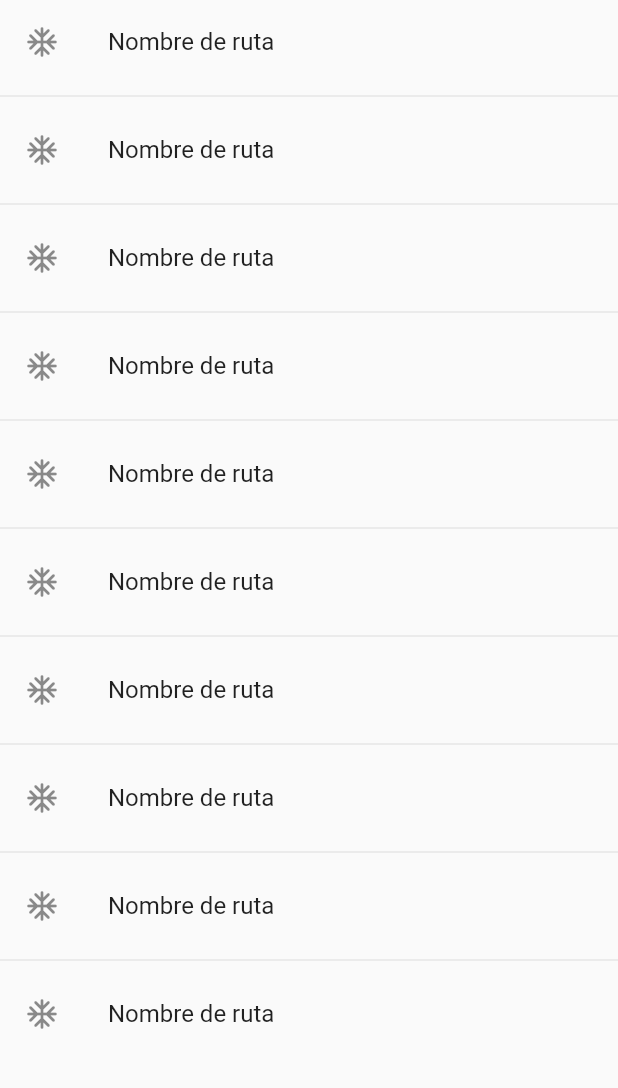
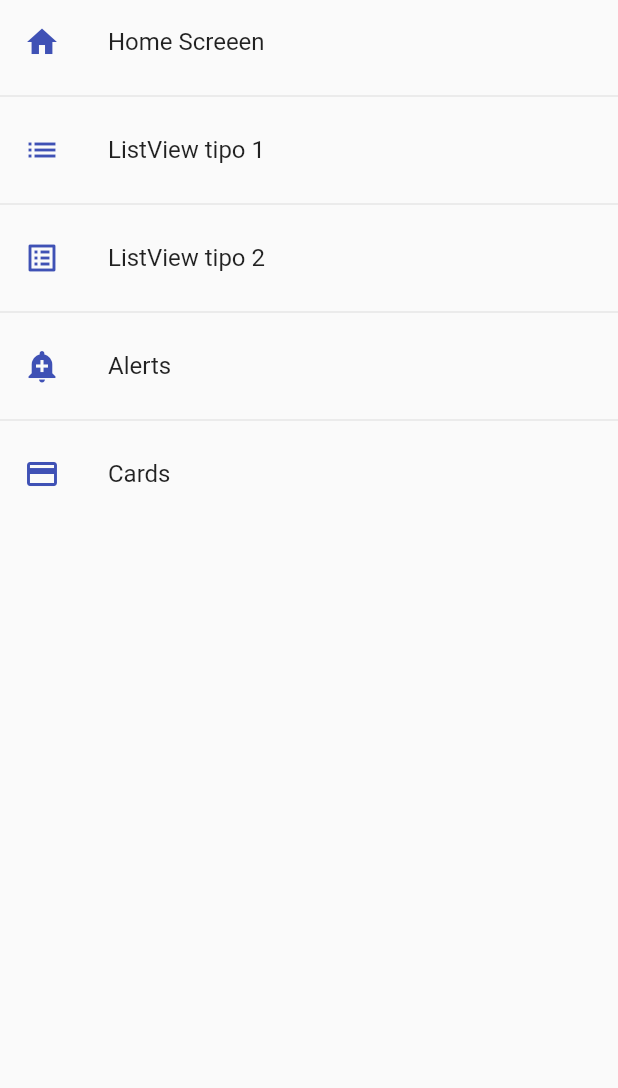
Before and after one commit to Keickd/Componentes-de-flutter, a Flutter app: the screen it shows after launch, on a phone screen of 412 x 824 dp, the part 84-1172 px from its top. Run offline on Flutter 3.47's test engine with Material 2 defaults, Android fonts, the phone set to English and light mode, and no system bars.

Commit message:
establecimiento mas organizado de rutas

```diff
--- a/lib/main.dart
+++ b/lib/main.dart
@@ -1,4 +1,4 @@
-import 'package:fl_components/screens/screens.dart';
+import 'package:fl_components/router/app_routes.dart';
 import 'package:flutter/material.dart';
 
 void main() => runApp(const MyApp());
@@ -9,17 +9,11 @@ class MyApp extends StatelessWidget {
   @override
   Widget build(BuildContext context) {
     return MaterialApp(
-      debugShowCheckedModeBanner: false,
-      title: 'Material App',
-      //home: const CardScreen(),
-      initialRoute: 'home',
-      routes: {
-        'home': (BuildContext context) => const HomeScreen(),
-        'listview1': (BuildContext context) => const ListView1Screen(),
-        'listview2': (BuildContext context) => const ListView2Screen(),
-        'alert': (BuildContext context) => const AlertScreen(),
-        'card': (BuildContext context) => const CardScreen()
-      },
-    );
+        debugShowCheckedModeBanner: false,
+        title: 'Material App',
+        //home: const CardScreen(),
+        initialRoute: AppRoutes.initialRoute,
+        routes: AppRoutes.getAppRoutes(),
+        onGenerateRoute: AppRoutes.onGenerateRoute);
   }
 }
--- /dev/null
+++ b/lib/models/menu_option.dart
@@ -0,0 +1,14 @@
+import 'package:flutter/material.dart' show IconData, Widget;
+
+class MenuOption {
+  final String route;
+  final IconData icon;
+  final String name;
+  final Widget screen;
+
+  MenuOption(
+      {required this.route,
+      required this.icon,
+      required this.name,
+      required this.screen});
+}
--- /dev/null
+++ b/lib/models/models.dart
@@ -0,0 +1,3 @@
+export 'package:fl_components/models/menu_option.dart';
+
+//MenuOption
--- /dev/null
+++ b/lib/router/app_routes.dart
@@ -0,0 +1,58 @@
+import 'package:fl_components/models/menu_option.dart';
+import 'package:fl_components/screens/screens.dart';
+import 'package:flutter/material.dart';
+
+class AppRoutes {
+  static const initialRoute = 'home';
+
+  static final menuOptions = <MenuOption>[
+    //TODO BORRAR HOME
+    MenuOption(
+        route: 'home',
+        name: 'Home Screeen',
+        screen: const HomeScreen(),
+        icon: Icons.home),
+    MenuOption(
+        route: 'listview1',
+        name: 'ListView tipo 1',
+        screen: const ListView1Screen(),
+        icon: Icons.list),
+    MenuOption(
+        route: 'listview2',
+        name: 'ListView tipo 2',
+        screen: const ListView2Screen(),
+        icon: Icons.list_alt),
+    MenuOption(
+        route: 'alert',
+        name: 'Alerts',
+        screen: const AlertScreen(),
+        icon: Icons.add_alert),
+    MenuOption(
+        route: 'card',
+        name: 'Cards',
+        screen: const CardScreen(),
+        icon: Icons.credit_card)
+  ];
+
+  static Map<String, Widget Function(BuildContext)> getAppRoutes() {
+    Map<String, Widget Function(BuildContext)> appRoutes = {};
+
+    for (final option in menuOptions) {
+      appRoutes.addAll({option.route: (BuildContext context) => option.screen});
+    }
+
+    return appRoutes;
+  }
+
+  // static Map<String, Widget Function(BuildContext)> routes = {
+  //   'home': (BuildContext context) => const HomeScreen(),
+  //   'listview1': (BuildContext context) => const ListView1Screen(),
+  //   'listview2': (BuildContext context) => const ListView2Screen(),
+  //   'alert': (BuildContext context) => const AlertScreen(),
+  //   'card': (BuildContext context) => const CardScreen()
+  // };
+
+  static Route<dynamic> onGenerateRoute(RouteSettings settings) {
+    return MaterialPageRoute(builder: (context) => const AlertScreen());
+  }
+}
--- a/lib/screens/home_screen.dart
+++ b/lib/screens/home_screen.dart
@@ -1,3 +1,4 @@
+import 'package:fl_components/router/app_routes.dart';
 import 'package:flutter/material.dart';
 
 class HomeScreen extends StatelessWidget {
@@ -13,12 +14,20 @@ class HomeScreen extends StatelessWidget {
       ),
       body: ListView.separated(
           itemBuilder: (context, index) => ListTile(
-                leading: const Icon(Icons.ac_unit_rounded),
-                title: const Text('Nombre de ruta'),
-                onTap: () {},
+                leading: Icon(AppRoutes.menuOptions[index].icon,
+                    color: Colors.indigo),
+                title: Text(AppRoutes.menuOptions[index].name),
+                onTap: () {
+                  // final route = MaterialPageRoute(
+                  //     builder: (context) => const ListView1Screen());
+
+                  // Navigator.pushReplacement(context, route);
+                  Navigator.pushNamed(
+                      context, AppRoutes.menuOptions[index].route);
+                },
               ),
           separatorBuilder: (_, __) => const Divider(),
-          itemCount: 10),
+          itemCount: AppRoutes.menuOptions.length),
     );
   }
 }
```
